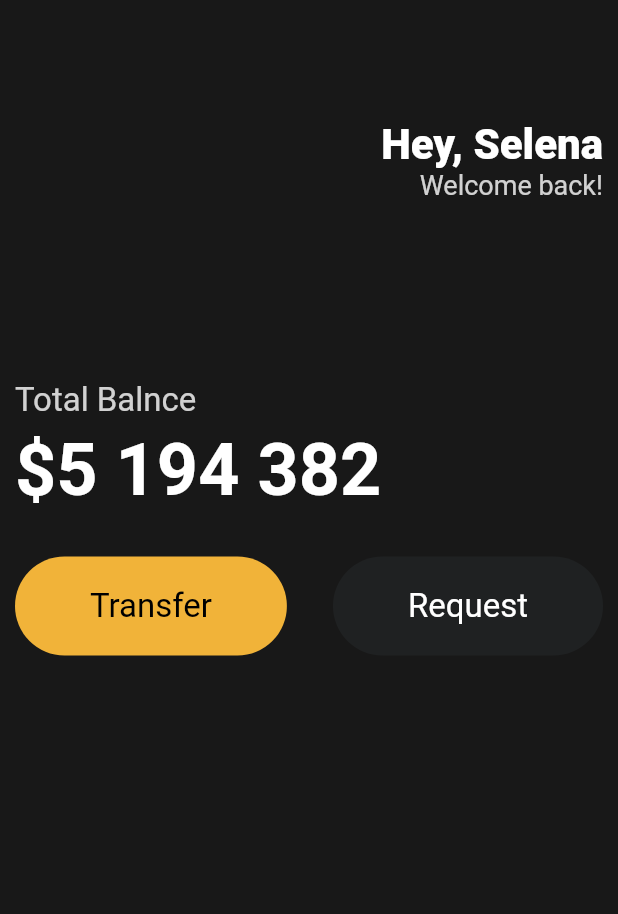
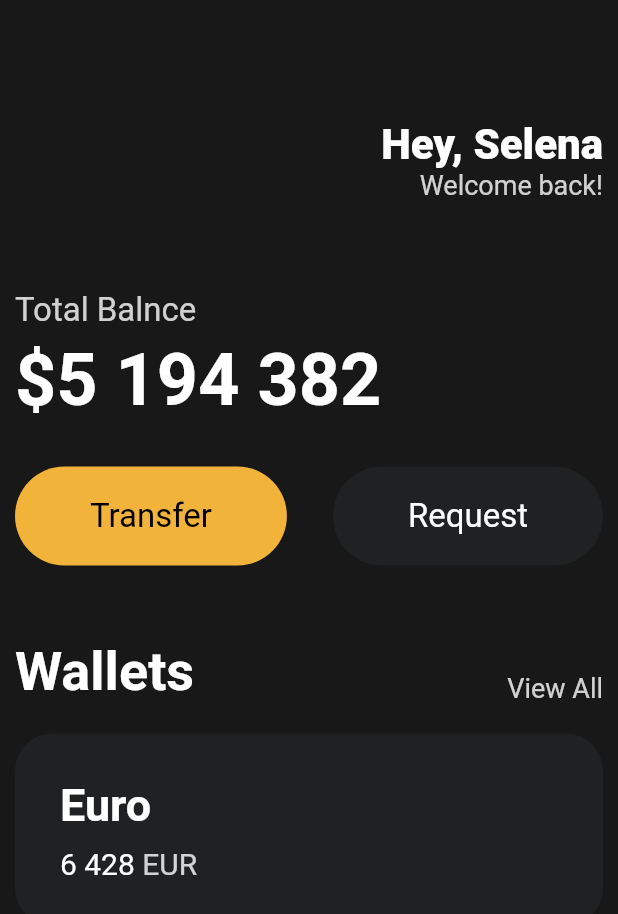
Before and after one commit to greeenCode/toonflix, a Flutter app: the screen it shows after launch, on a phone screen of 412 x 824 dp. Shown: the top 914 px of the screen. Run offline on Flutter 3.47's test engine with Material 2 defaults, Android fonts, the phone set to English and light mode, and no system bars.

Commit message:
3.6 Cards

```diff
--- a/lib/main.dart
+++ b/lib/main.dart
@@ -49,7 +49,7 @@ class App extends StatelessWidget {
                 ],
               ),
               const SizedBox(
-                height: 120,
+                height: 60,
               ),
               Text(
                 'Total Balnce',
@@ -87,6 +87,81 @@ class App extends StatelessWidget {
                   ),
                 ],
               ),
+              const SizedBox(
+                height: 50,
+              ),
+              Row(
+                mainAxisAlignment: MainAxisAlignment.spaceBetween,
+                crossAxisAlignment: CrossAxisAlignment.end,
+                children: [
+                  const Text(
+                    'Wallets',
+                    style: TextStyle(
+                      color: Colors.white,
+                      fontSize: 36,
+                      fontWeight: FontWeight.w600,
+                    ),
+                  ),
+                  Text(
+                    'View All',
+                    style: TextStyle(
+                      color: Colors.white.withOpacity(0.8),
+                      fontSize: 18,
+                    ),
+                  ),
+                ],
+              ),
+              const SizedBox(
+                height: 20,
+              ),
+              Container(
+                padding: const EdgeInsets.all(30),
+                decoration: BoxDecoration(
+                  color: const Color(0xff1F2122),
+                  borderRadius: BorderRadius.circular(25),
+                ),
+                child: Row(
+                  children: [
+                    Column(
+                      crossAxisAlignment: CrossAxisAlignment.start,
+                      children: [
+                        const Text(
+                          'Euro',
+                          style: TextStyle(
+                            color: Colors.white,
+                            fontSize: 30,
+                            fontWeight: FontWeight.w600,
+                          ),
+                        ),
+                        const SizedBox(
+                          height: 10,
+                        ),
+                        Row(
+                          children: [
+                            const Text(
+                              '6 428',
+                              style: TextStyle(
+                                color: Colors.white,
+                                fontSize: 20,
+                              ),
+                            ),
+                            const SizedBox(
+                              width: 5,
+                            ),
+                            Text(
+                              'EUR',
+                              style: TextStyle(
+                                color: Colors.white.withOpacity(0.8),
+                                fontSize: 20,
+                              ),
+                            ),
+                          ],
+                        ),
+                      ],
+                    ),
+                  ],
+                ),
+              ),
             ],
           ),
         ),
```
